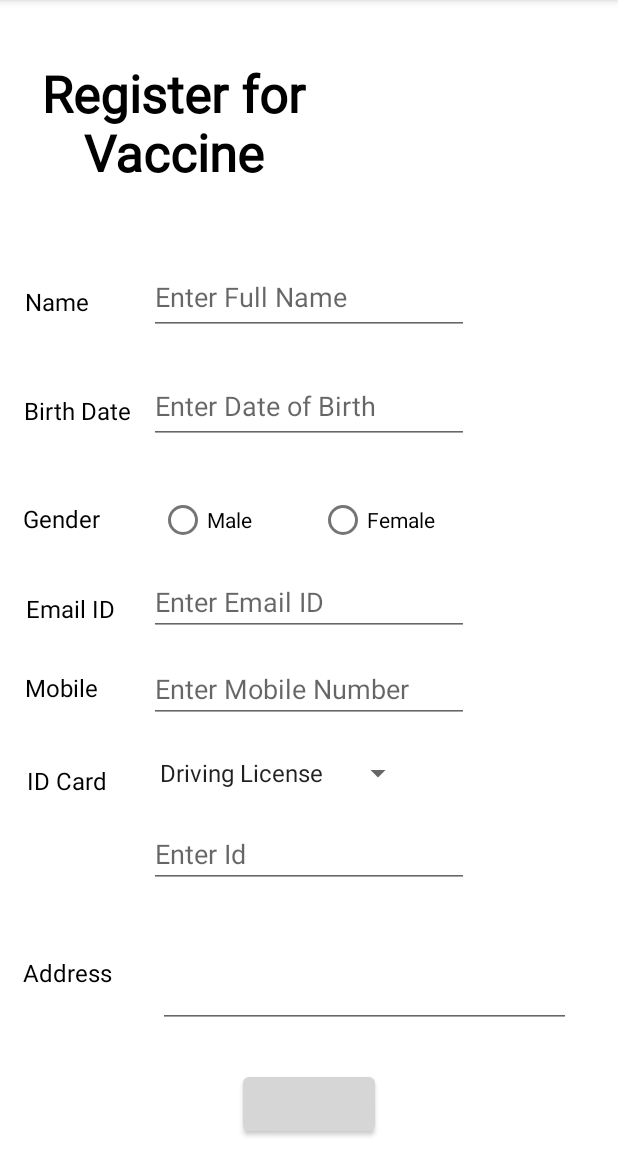
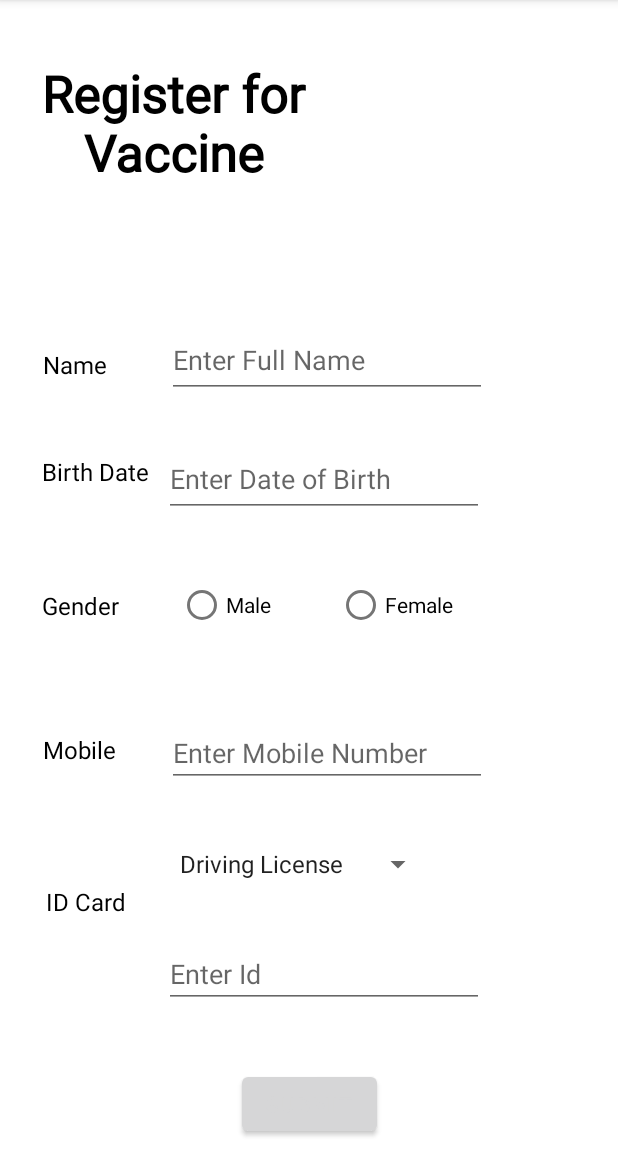
Before and after one commit to varun9610/Vaccine-Register, an Android app: the RegisterforVaccineFragment screen opened through its navigation route, on a phone screen of 412 x 824 dp, the part 84-1236 px from its top. Run offline under Robolectric (Android 15) with nearby library versions, the phone set to English and light mode, and no system bars; our stand-ins replace navigation-ui.

Commit message:
Finish fragment_appointment.xml Change fields in fragment_registerfor_vaccine.xml

```diff
--- /dev/null
+++ b/app/src/main/java/com/android/vaccineregister/AppointmentFragment.kt
@@ -0,0 +1,20 @@
+package com.android.vaccineregister
+
+import android.os.Bundle
+import androidx.fragment.app.Fragment
+import android.view.LayoutInflater
+import android.view.View
+import android.view.ViewGroup
+
+
+class AppointmentFragment : Fragment() {
+
+    override fun onCreateView(
+        inflater: LayoutInflater, container: ViewGroup?,
+        savedInstanceState: Bundle?
+    ): View? {
+        // Inflate the layout for this fragment
+        return inflater.inflate(R.layout.fragment_appointment, container, false)
+    }
+
+}
--- /dev/null
+++ b/app/src/main/res/layout/fragment_appointment.xml
@@ -0,0 +1,59 @@
+<?xml version="1.0" encoding="utf-8"?>
+<androidx.constraintlayout.widget.ConstraintLayout xmlns:android="http://schemas.android.com/apk/res/android"
+    xmlns:app="http://schemas.android.com/apk/res-auto"
+    xmlns:tools="http://schemas.android.com/tools"
+    android:id="@+id/frameLayout9"
+    android:layout_width="match_parent"
+    android:layout_height="match_parent"
+    tools:context=".AppointmentFragment">
+
+    <TextView
+        android:id="@+id/textView13"
+        android:layout_width="142dp"
+        android:layout_height="87dp"
+        android:fontFamily="@font/open_sans"
+        android:text="@string/string_appointment"
+        android:textColor="#000000"
+        android:textSize="18sp"
+        app:layout_constraintBottom_toBottomOf="parent"
+        app:layout_constraintEnd_toEndOf="parent"
+        app:layout_constraintHorizontal_bias="0.055"
+        app:layout_constraintStart_toStartOf="parent"
+        app:layout_constraintTop_toTopOf="parent"
+        app:layout_constraintVertical_bias="0.083" />
+
+    <ImageView
+        android:id="@+id/imageView4"
+        android:layout_width="249dp"
+        android:layout_height="189dp"
+        android:src="@drawable/undraw_date_picker_gorr"
+        app:layout_constraintBottom_toBottomOf="parent"
+        app:layout_constraintEnd_toEndOf="parent"
+        app:layout_constraintHorizontal_bias="1.0"
+        app:layout_constraintStart_toStartOf="parent"
+        app:layout_constraintTop_toTopOf="parent"
+        app:layout_constraintVertical_bias="0.043" />
+
+    <CalendarView
+        android:id="@+id/calendarView"
+        android:layout_width="292dp"
+        android:layout_height="257dp"
+        app:layout_constraintBottom_toBottomOf="parent"
+        app:layout_constraintEnd_toEndOf="parent"
+        app:layout_constraintHorizontal_bias="0.495"
+        app:layout_constraintStart_toStartOf="parent"
+        app:layout_constraintTop_toTopOf="parent"
+        app:layout_constraintVertical_bias="0.63" />
+
+    <Button
+        android:id="@+id/button4"
+        android:layout_width="wrap_content"
+        android:layout_height="wrap_content"
+        android:layout_marginTop="8dp"
+        android:layout_marginBottom="8dp"
+        android:text="@string/string_btn_submit"
+        app:layout_constraintBottom_toBottomOf="parent"
+        app:layout_constraintEnd_toEndOf="parent"
+        app:layout_constraintStart_toStartOf="parent"
+        app:layout_constraintTop_toBottomOf="@+id/calendarView" />
+</androidx.constraintlayout.widget.ConstraintLayout>
--- a/app/src/main/res/layout/fragment_contactus.xml
+++ b/app/src/main/res/layout/fragment_contactus.xml
@@ -1,6 +1,7 @@
 <?xml version="1.0" encoding="utf-8"?>
-<FrameLayout xmlns:android="http://schemas.android.com/apk/res/android"
+<androidx.constraintlayout.widget.ConstraintLayout xmlns:android="http://schemas.android.com/apk/res/android"
     xmlns:tools="http://schemas.android.com/tools"
+    android:id="@+id/frameLayout8"
     android:layout_width="match_parent"
     android:layout_height="match_parent"
-    tools:context=".ContactusFragment"/>
+    tools:context=".ContactusFragment" />
--- a/app/src/main/res/layout/fragment_locate_centers.xml
+++ b/app/src/main/res/layout/fragment_locate_centers.xml
@@ -14,9 +14,10 @@
         android:layout_height="550dp"
         app:layout_constraintBottom_toBottomOf="parent"
         app:layout_constraintEnd_toEndOf="parent"
-        app:layout_constraintHorizontal_bias="1.0"
+        app:layout_constraintHorizontal_bias="0.47"
         app:layout_constraintStart_toStartOf="parent"
-        app:layout_constraintTop_toTopOf="parent" />
+        app:layout_constraintTop_toTopOf="parent"
+        app:layout_constraintVertical_bias="0.981" />
 
     <TextView
         android:id="@+id/textView6"
--- a/app/src/main/res/layout/fragment_registerfor_vaccine.xml
+++ b/app/src/main/res/layout/fragment_registerfor_vaccine.xml
@@ -6,20 +6,6 @@
     android:layout_width="match_parent"
     android:layout_height="match_parent"
     tools:context=".RegisterforVaccineFragment">
-
-    <TextView
-        android:id="@+id/textView26"
-        android:layout_width="wrap_content"
-        android:layout_height="wrap_content"
-        android:text="@string/string_address"
-        android:textColor="#000000"
-        android:textSize="16sp"
-        app:layout_constraintBottom_toBottomOf="parent"
-        app:layout_constraintEnd_toEndOf="parent"
-        app:layout_constraintHorizontal_bias="0.044"
-        app:layout_constraintStart_toStartOf="parent"
-        app:layout_constraintTop_toTopOf="parent"
-        app:layout_constraintVertical_bias="0.854" />
 
     <TextView
         android:id="@+id/textView17"
@@ -40,8 +26,8 @@
 
     <ImageView
         android:id="@+id/imageView5"
-        android:layout_width="172dp"
-        android:layout_height="126dp"
+        android:layout_width="180dp"
+        android:layout_height="135dp"
         app:layout_constraintBottom_toBottomOf="parent"
         app:layout_constraintEnd_toEndOf="parent"
         app:layout_constraintHorizontal_bias="0.981"
@@ -49,181 +35,6 @@
         app:layout_constraintTop_toTopOf="parent"
         app:layout_constraintVertical_bias="0.025"
         tools:src="@tools:sample/avatars" />
-
-    <EditText
-        android:id="@+id/etName"
-        android:layout_width="wrap_content"
-        android:layout_height="50dp"
-        android:ems="10"
-        android:hint="@string/full_name_hint"
-        android:inputType="textPersonName"
-        app:layout_constraintBottom_toBottomOf="parent"
-        app:layout_constraintEnd_toEndOf="parent"
-        app:layout_constraintStart_toStartOf="parent"
-        app:layout_constraintTop_toTopOf="parent"
-        app:layout_constraintVertical_bias="0.241" />
-
-    <TextView
-        android:id="@+id/textView23"
-        android:layout_width="wrap_content"
-        android:layout_height="wrap_content"
-        android:text="@string/string_mobile"
-        android:textColor="#000000"
-        android:textSize="16sp"
-        app:layout_constraintBottom_toBottomOf="parent"
-        app:layout_constraintEnd_toEndOf="parent"
-        app:layout_constraintHorizontal_bias="0.046"
-        app:layout_constraintStart_toStartOf="parent"
-        app:layout_constraintTop_toTopOf="parent"
-        app:layout_constraintVertical_bias="0.6" />
-
-    <EditText
-        android:id="@+id/etDate"
-        android:layout_width="wrap_content"
-        android:layout_height="50dp"
-        android:ems="10"
-        android:hint="@string/hint_dob"
-        android:inputType="date"
-        app:layout_constraintBottom_toBottomOf="parent"
-        app:layout_constraintEnd_toEndOf="parent"
-        app:layout_constraintStart_toStartOf="parent"
-        app:layout_constraintTop_toTopOf="parent"
-        app:layout_constraintVertical_bias="0.343" />
-
-    <RadioButton
-        android:id="@+id/femaleradioButton"
-        android:layout_width="wrap_content"
-        android:layout_height="wrap_content"
-        android:text="@string/string_female"
-        app:layout_constraintBottom_toBottomOf="parent"
-        app:layout_constraintEnd_toEndOf="parent"
-        app:layout_constraintHorizontal_bias="0.636"
-        app:layout_constraintStart_toStartOf="parent"
-        app:layout_constraintTop_toTopOf="parent"
-        app:layout_constraintVertical_bias="0.448" />
-
-    <TextView
-        android:id="@+id/textView18"
-        android:layout_width="wrap_content"
-        android:layout_height="wrap_content"
-        android:text="@string/string_name"
-        android:textColor="#000000"
-        android:textSize="@dimen/text_size"
-        app:layout_constraintBottom_toBottomOf="parent"
-        app:layout_constraintEnd_toEndOf="parent"
-        app:layout_constraintHorizontal_bias="0.045"
-        app:layout_constraintStart_toStartOf="parent"
-        app:layout_constraintTop_toTopOf="parent"
-        app:layout_constraintVertical_bias="0.255" />
-
-    <TextView
-        android:id="@+id/textView19"
-        android:layout_width="wrap_content"
-        android:layout_height="wrap_content"
-        android:text="@string/string_dob"
-        android:textColor="#000000"
-        android:textSize="@dimen/text_size"
-        app:layout_constraintBottom_toBottomOf="parent"
-        app:layout_constraintEnd_toEndOf="parent"
-        app:layout_constraintHorizontal_bias="0.046"
-        app:layout_constraintStart_toStartOf="parent"
-        app:layout_constraintTop_toTopOf="parent"
-        app:layout_constraintVertical_bias="0.352" />
-
-    <EditText
-        android:id="@+id/etmobilenumber"
-        android:layout_width="wrap_content"
-        android:layout_height="wrap_content"
-        android:ems="10"
-        android:hint="@string/hint_mobile"
-        android:inputType="number"
-        app:layout_constraintBottom_toBottomOf="parent"
-        app:layout_constraintEnd_toEndOf="parent"
-        app:layout_constraintStart_toStartOf="parent"
-        app:layout_constraintTop_toTopOf="parent"
-        app:layout_constraintVertical_bias="0.604" />
-
-    <Spinner
-        android:id="@+id/spinner"
-        android:layout_width="177dp"
-        android:layout_height="33dp"
-        android:dropDownWidth="wrap_content"
-        android:entries="@array/ids"
-        android:spinnerMode="dropdown"
-        app:layout_constraintBottom_toBottomOf="parent"
-        app:layout_constraintEnd_toEndOf="parent"
-        app:layout_constraintHorizontal_bias="0.421"
-        app:layout_constraintStart_toStartOf="parent"
-        app:layout_constraintTop_toTopOf="parent"
-        app:layout_constraintVertical_bias="0.679" />
-
-    <EditText
-        android:id="@+id/etemailid"
-        android:layout_width="wrap_content"
-        android:layout_height="wrap_content"
-        android:ems="10"
-        android:hint="@string/emailid_hint"
-        android:inputType="textEmailAddress"
-        android:textColor="#000000"
-        app:layout_constraintBottom_toBottomOf="parent"
-        app:layout_constraintEnd_toEndOf="parent"
-        app:layout_constraintStart_toStartOf="parent"
-        app:layout_constraintTop_toTopOf="parent"
-        app:layout_constraintVertical_bias="0.524" />
-
-    <RadioButton
-        android:id="@+id/maleradioButton"
-        android:layout_width="wrap_content"
-        android:layout_height="wrap_content"
-        android:text="@string/string_male"
-        app:layout_constraintBottom_toBottomOf="parent"
-        app:layout_constraintEnd_toEndOf="parent"
-        app:layout_constraintHorizontal_bias="0.303"
-        app:layout_constraintStart_toStartOf="parent"
-        app:layout_constraintTop_toTopOf="parent"
-        app:layout_constraintVertical_bias="0.448" />
-
-    <TextView
-        android:id="@+id/textView24"
-        android:layout_width="wrap_content"
-        android:layout_height="wrap_content"
-        android:text="@string/string_id"
-        android:textColor="#000000"
-        android:textSize="16sp"
-        app:layout_constraintBottom_toBottomOf="parent"
-        app:layout_constraintEnd_toEndOf="parent"
-        app:layout_constraintHorizontal_bias="0.05"
-        app:layout_constraintStart_toStartOf="parent"
-        app:layout_constraintTop_toTopOf="parent"
-        app:layout_constraintVertical_bias="0.683" />
-
-    <TextView
-        android:id="@+id/textView20"
-        android:layout_width="wrap_content"
-        android:layout_height="wrap_content"
-        android:text="@string/string_gender"
-        android:textColor="#000000"
-        android:textSize="@dimen/text_size"
-        app:layout_constraintBottom_toBottomOf="parent"
-        app:layout_constraintEnd_toEndOf="parent"
-        app:layout_constraintHorizontal_bias="0.043"
-        app:layout_constraintStart_toStartOf="parent"
-        app:layout_constraintTop_toTopOf="parent"
-        app:layout_constraintVertical_bias="0.449" />
-
-    <TextView
-        android:id="@+id/textView22"
-        android:layout_width="wrap_content"
-        android:layout_height="wrap_content"
-        android:text="@string/string_email"
-        android:textColor="#000000"
-        android:textSize="@dimen/text_size"
-        app:layout_constraintBottom_toBottomOf="parent"
-        app:layout_constraintEnd_toEndOf="parent"
-        app:layout_constraintHorizontal_bias="0.05"
-        app:layout_constraintStart_toStartOf="parent"
-        app:layout_constraintTop_toTopOf="parent"
-        app:layout_constraintVertical_bias="0.529" />
 
     <EditText
         android:id="@+id/etidcard"
@@ -235,32 +46,169 @@
         android:inputType="text"
         app:layout_constraintBottom_toBottomOf="parent"
         app:layout_constraintEnd_toEndOf="parent"
+        app:layout_constraintHorizontal_bias="0.552"
         app:layout_constraintStart_toStartOf="parent"
         app:layout_constraintTop_toTopOf="parent"
-        app:layout_constraintVertical_bias="0.756" />
+        app:layout_constraintVertical_bias="0.867" />
+
+    <EditText
+        android:id="@+id/etName"
+        android:layout_width="wrap_content"
+        android:layout_height="50dp"
+        android:ems="10"
+        android:hint="@string/full_name_hint"
+        android:inputType="textPersonName"
+        app:layout_constraintBottom_toBottomOf="parent"
+        app:layout_constraintEnd_toEndOf="parent"
+        app:layout_constraintHorizontal_bias="0.562"
+        app:layout_constraintStart_toStartOf="parent"
+        app:layout_constraintTop_toTopOf="parent"
+        app:layout_constraintVertical_bias="0.3" />
+
+    <TextView
+        android:id="@+id/textView24"
+        android:layout_width="wrap_content"
+        android:layout_height="wrap_content"
+        android:text="@string/string_id"
+        android:textColor="#000000"
+        android:textSize="16sp"
+        app:layout_constraintBottom_toBottomOf="parent"
+        app:layout_constraintEnd_toEndOf="parent"
+        app:layout_constraintHorizontal_bias="0.086"
+        app:layout_constraintStart_toStartOf="parent"
+        app:layout_constraintTop_toTopOf="parent"
+        app:layout_constraintVertical_bias="0.791" />
+
+    <TextView
+        android:id="@+id/textView23"
+        android:layout_width="wrap_content"
+        android:layout_height="wrap_content"
+        android:text="@string/string_mobile"
+        android:textColor="#000000"
+        android:textSize="16sp"
+        app:layout_constraintBottom_toBottomOf="parent"
+        app:layout_constraintEnd_toEndOf="parent"
+        app:layout_constraintHorizontal_bias="0.079"
+        app:layout_constraintStart_toStartOf="parent"
+        app:layout_constraintTop_toTopOf="parent"
+        app:layout_constraintVertical_bias="0.655" />
+
+    <RadioButton
+        android:id="@+id/maleradioButton"
+        android:layout_width="wrap_content"
+        android:layout_height="wrap_content"
+        android:text="@string/string_male"
+        app:layout_constraintBottom_toBottomOf="parent"
+        app:layout_constraintEnd_toEndOf="parent"
+        app:layout_constraintHorizontal_bias="0.339"
+        app:layout_constraintStart_toStartOf="parent"
+        app:layout_constraintTop_toTopOf="parent"
+        app:layout_constraintVertical_bias="0.527" />
+
+    <Spinner
+        android:id="@+id/spinner"
+        android:layout_width="177dp"
+        android:layout_height="33dp"
+        android:dropDownWidth="wrap_content"
+        android:entries="@array/ids"
+        android:spinnerMode="dialog"
+        app:layout_constraintBottom_toBottomOf="parent"
+        app:layout_constraintEnd_toEndOf="parent"
+        app:layout_constraintHorizontal_bias="0.478"
+        app:layout_constraintStart_toStartOf="parent"
+        app:layout_constraintTop_toTopOf="parent"
+        app:layout_constraintVertical_bias="0.761" />
+
+    <TextView
+        android:id="@+id/textView18"
+        android:layout_width="wrap_content"
+        android:layout_height="wrap_content"
+        android:text="@string/string_name"
+        android:textColor="#000000"
+        android:textSize="@dimen/text_size"
+        app:layout_constraintBottom_toBottomOf="parent"
+        app:layout_constraintEnd_toEndOf="parent"
+        app:layout_constraintHorizontal_bias="0.078"
+        app:layout_constraintStart_toStartOf="parent"
+        app:layout_constraintTop_toTopOf="parent"
+        app:layout_constraintVertical_bias="0.311" />
+
+    <EditText
+        android:id="@+id/etDate"
+        android:layout_width="wrap_content"
+        android:layout_height="50dp"
+        android:ems="10"
+        android:hint="@string/hint_dob"
+        android:inputType="date"
+        app:layout_constraintBottom_toBottomOf="parent"
+        app:layout_constraintEnd_toEndOf="parent"
+        app:layout_constraintHorizontal_bias="0.552"
+        app:layout_constraintStart_toStartOf="parent"
+        app:layout_constraintTop_toTopOf="parent"
+        app:layout_constraintVertical_bias="0.41" />
+
+    <TextView
+        android:id="@+id/textView19"
+        android:layout_width="wrap_content"
+        android:layout_height="wrap_content"
+        android:text="@string/string_dob"
+        android:textColor="#000000"
+        android:textSize="@dimen/text_size"
+        app:layout_constraintBottom_toBottomOf="parent"
+        app:layout_constraintEnd_toEndOf="parent"
+        app:layout_constraintHorizontal_bias="0.082"
+        app:layout_constraintStart_toStartOf="parent"
+        app:layout_constraintTop_toTopOf="parent"
+        app:layout_constraintVertical_bias="0.407" />
+
+    <TextView
+        android:id="@+id/textView20"
+        android:layout_width="wrap_content"
+        android:layout_height="wrap_content"
+        android:text="@string/string_gender"
+        android:textColor="#000000"
+        android:textSize="@dimen/text_size"
+        app:layout_constraintBottom_toBottomOf="parent"
+        app:layout_constraintEnd_toEndOf="parent"
+        app:layout_constraintHorizontal_bias="0.077"
+        app:layout_constraintStart_toStartOf="parent"
+        app:layout_constraintTop_toTopOf="parent"
+        app:layout_constraintVertical_bias="0.526" />
+
+    <EditText
+        android:id="@+id/etmobilenumber"
+        android:layout_width="wrap_content"
+        android:layout_height="wrap_content"
+        android:ems="10"
+        android:hint="@string/hint_mobile"
+        android:inputType="number"
+        app:layout_constraintBottom_toBottomOf="parent"
+        app:layout_constraintEnd_toEndOf="parent"
+        app:layout_constraintHorizontal_bias="0.562"
+        app:layout_constraintStart_toStartOf="parent"
+        app:layout_constraintTop_toTopOf="parent"
+        app:layout_constraintVertical_bias="0.663" />
+
+    <RadioButton
+        android:id="@+id/femaleradioButton"
+        android:layout_width="wrap_content"
+        android:layout_height="wrap_content"
+        android:text="@string/string_female"
+        app:layout_constraintBottom_toBottomOf="parent"
+        app:layout_constraintEnd_toEndOf="parent"
+        app:layout_constraintHorizontal_bias="0.672"
+        app:layout_constraintStart_toStartOf="parent"
+        app:layout_constraintTop_toTopOf="parent"
+        app:layout_constraintVertical_bias="0.527" />
 
     <Button
         android:id="@+id/button2"
         android:layout_width="wrap_content"
         android:layout_height="wrap_content"
         android:layout_marginBottom="8dp"
-        android:text="@string/string_next"
+        android:text="@string/string_btn_submit"
         app:layout_constraintBottom_toBottomOf="parent"
         app:layout_constraintEnd_toEndOf="parent"
         app:layout_constraintStart_toStartOf="parent" />
 
-    <EditText
-        android:id="@+id/editTextTextMultiLine"
-        android:layout_width="275dp"
-        android:layout_height="66dp"
-        android:ems="10"
-        android:gravity="start|top"
-        android:inputType="textMultiLine"
-        app:layout_constraintBottom_toBottomOf="parent"
-        app:layout_constraintEnd_toEndOf="parent"
-        app:layout_constraintHorizontal_bias="0.771"
-        app:layout_constraintStart_toStartOf="parent"
-        app:layout_constraintTop_toTopOf="parent"
-        app:layout_constraintVertical_bias="0.882" />
-
 </androidx.constraintlayout.widget.ConstraintLayout>
--- a/app/src/main/res/layout/fragment_registration.xml
+++ b/app/src/main/res/layout/fragment_registration.xml
@@ -43,6 +43,7 @@
         android:layout_width="220dp"
         android:layout_height="45dp"
         android:ems="10"
+        android:hint="@string/string_login_enterpassword_hint"
         android:inputType="textEmailAddress"
         android:textAlignment="center"
         app:layout_constraintBottom_toBottomOf="parent"
@@ -73,6 +74,7 @@
         android:layout_width="220dp"
         android:layout_height="45dp"
         android:ems="10"
+        android:hint="@string/hint_mobile"
         android:inputType="textEmailAddress"
         android:textAlignment="center"
         app:layout_constraintBottom_toBottomOf="parent"
@@ -103,6 +105,7 @@
         android:layout_width="220dp"
         android:layout_height="45dp"
         android:ems="10"
+        android:hint="@string/emailid_hint"
         android:inputType="textEmailAddress"
         android:textAlignment="center"
         app:layout_constraintBottom_toBottomOf="parent"
@@ -195,6 +198,7 @@
         android:layout_width="220dp"
         android:layout_height="45dp"
         android:ems="10"
+        android:hint="@string/full_name_hint"
         android:inputType="textEmailAddress"
         android:textAlignment="center"
         app:layout_constraintBottom_toBottomOf="parent"
--- a/app/src/main/res/values/strings.xml
+++ b/app/src/main/res/values/strings.xml
@@ -48,4 +48,5 @@
     <string name="string_next">Next</string>
     <string name="string_forgot_password">Forgot your password?</string>
     <string name="hint_enter_email">Enter Email</string>
+    <string name="string_appointment">Pick an Appointment Date</string>
 </resources>
```
Also changed, not shown: app/src/main/res/drawable-v24/undraw_date_picker_gorr.png (added).
